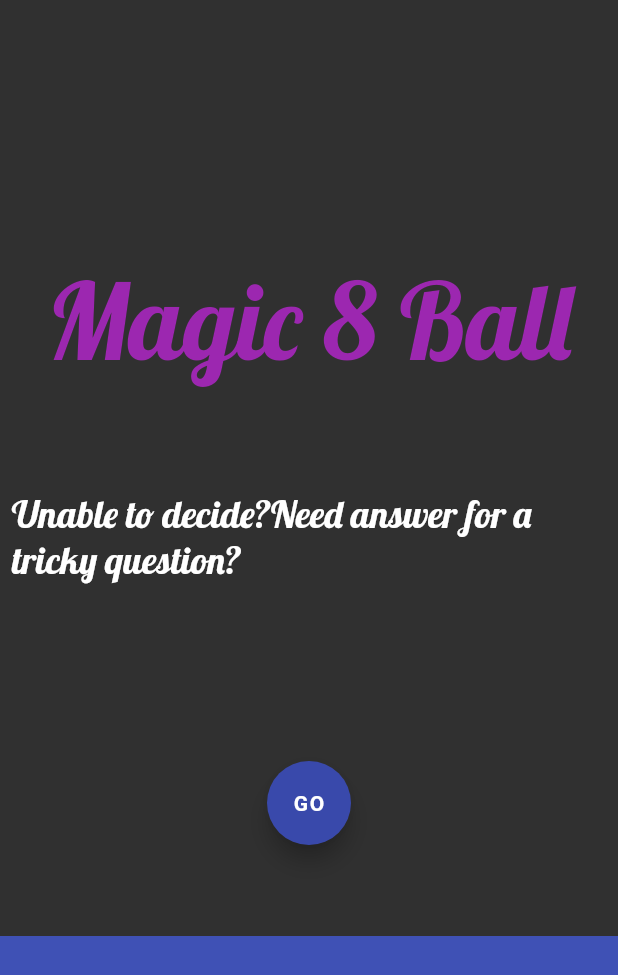
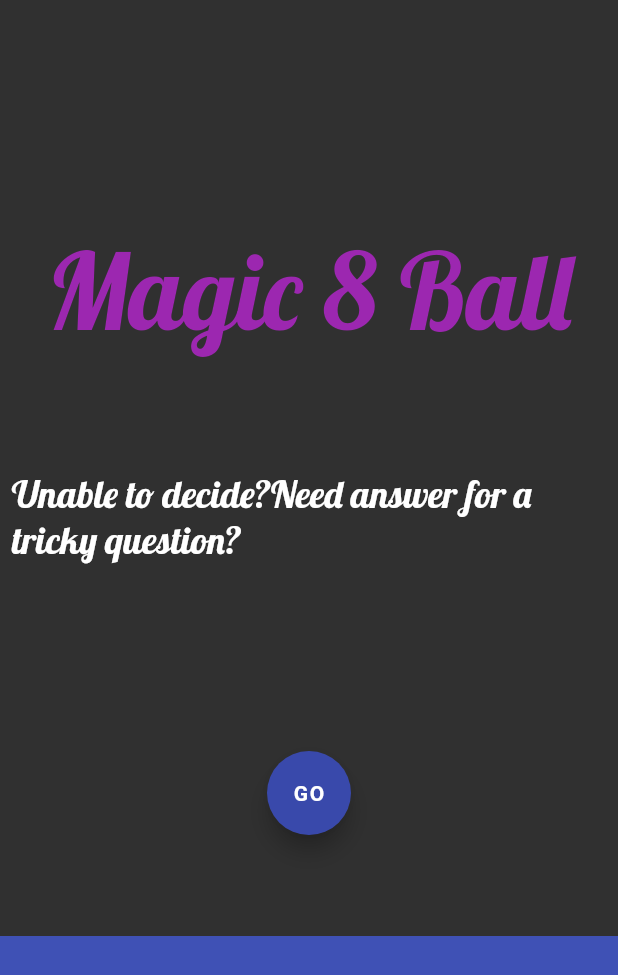
Before and after one commit to Darrshana/Magic-8-Ball, a Flutter app: the screen it shows after launch, on a phone screen of 412 x 824 dp. Shown: the top 975 px of the screen. Run offline on Flutter 3.47's test engine with Material 2 defaults, Android fonts, the phone set to English and light mode, and no system bars; our stand-ins replace animate_do, animated_text_kit, audioplayers; missing offline and left inert: animatedroute, flutter_sinusoidals.

Commit message:
final app.

```diff
--- a/lib/ball.dart
+++ b/lib/ball.dart
@@ -35,8 +35,7 @@ class Ball extends StatefulWidget {
 
 class _BallState extends State<Ball> with TickerProviderStateMixin{
   int imgNum=1;
-  AnimationController animateController;
-  bool animate =false;
+
   @override
   Widget build(BuildContext context) {
 
@@ -49,7 +48,7 @@ class _BallState extends State<Ball> with TickerProviderStateMixin{
 
               setState(() {
                 imgNum=Random().nextInt(5) + 1;
-                animate=true;
+
 
               });
 
--- a/lib/welcome.dart
+++ b/lib/welcome.dart
@@ -3,7 +3,6 @@ import 'package:flutter/material.dart';
 import 'package:animated_text_kit/animated_text_kit.dart';
 import 'package:animatedroute/animatedroute.dart';
 import 'package:flutter/services.dart';
-import  'package:flutter/src/painting/gradient.dart';
 import 'package:flutter_sinusoidals/flutter_sinusoidals.dart';
 import 'ball.dart';
 class WelcomePage extends StatelessWidget {
@@ -25,7 +24,16 @@ class Welcome extends StatefulWidget {
   _WelcomeState createState() => _WelcomeState();
 }
 
-class _WelcomeState extends State<Welcome> with TickerProviderStateMixin{
+class _WelcomeState extends State<Welcome> {
+  @override
+  void initState() {
+    const _colors = [
+      Colors.indigo,
+      Colors.deepPurple,
+      Colors.indigo,
+
+    ];
+  }
   @override
   Widget build(BuildContext context) {
     const _colors = [
@@ -38,7 +46,7 @@ class _WelcomeState extends State<Welcome> with TickerProviderStateMixin{
      const _waves = 2.0;
      const _height = 85.0;
     return Container(
-           margin: const EdgeInsets.only(top: 170.0),
+           margin: const EdgeInsets.only(top: 150.0),
 
 
             child:Center(child:Column(mainAxisAlignment: MainAxisAlignment.spaceBetween, children: [
@@ -49,6 +57,7 @@ class _WelcomeState extends State<Welcome> with TickerProviderStateMixin{
                 text: ['Magic 8 Ball'],
                 textStyle: TextStyle(fontSize: 70.0, fontFamily: "Lobster"),
                 colors: [
+
                   Colors.purple,
                   Colors.blue,
                   Colors.yellow,
```
